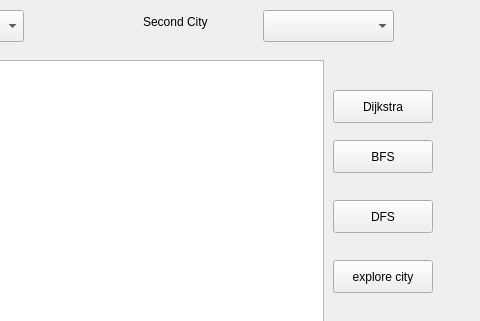
The window that ui/mainwindow.ui (ziaddevv/Guide_Me_Path_Finder) describes before a commit, drawn with Qt 5; both pictures show x 887 to 1367 and y 0 to 321 of the 1367 by 701 pixel window.
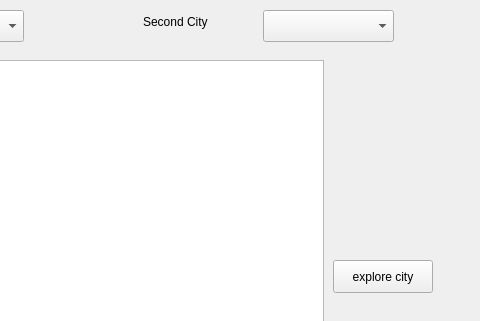
The same window after the commit.

Commit message: organized the program , added a class program to manage the flow

What changed in the file:
```diff
--- a/ui/mainwindow.ui
+++ b/ui/mainwindow.ui
@@ -60,45 +60,6 @@
      </rect>
     </property>
    </widget>
-   <widget class="QPushButton" name="bfsBtn">
-    <property name="geometry">
-     <rect>
-      <x>1220</x>
-      <y>140</y>
-      <width>100</width>
-      <height>33</height>
-     </rect>
-    </property>
-    <property name="text">
-     <string>BFS</string>
-    </property>
-   </widget>
-   <widget class="QPushButton" name="dfsBtn">
-    <property name="geometry">
-     <rect>
-      <x>1220</x>
-      <y>200</y>
-      <width>100</width>
-      <height>33</height>
-     </rect>
-    </property>
-    <property name="text">
-     <string>DFS</string>
-    </property>
-   </widget>
-   <widget class="QPushButton" name="dijkstraBtn">
-    <property name="geometry">
-     <rect>
-      <x>1220</x>
-      <y>90</y>
-      <width>100</width>
-      <height>33</height>
-     </rect>
-    </property>
-    <property name="text">
-     <string>Dijkstra</string>
-    </property>
-   </widget>
    <widget class="QComboBox" name="MapSelectionCmb">
     <property name="geometry">
      <rect>
```
The commit also changes 5 other files.
